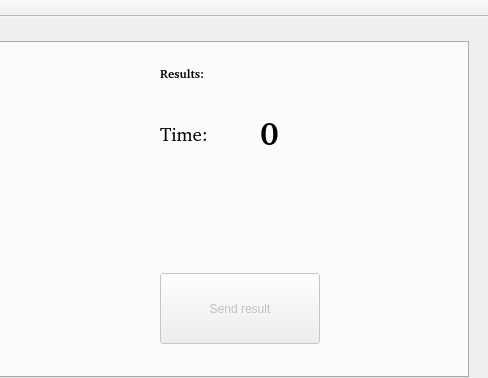
Above: Client/carmainwindow.ui from ArtemD/SpeedFreak before the change; both pictures show x 312 to 800 and y 0 to 378 of the 800 by 480 pixel window. Below: the same form after it.
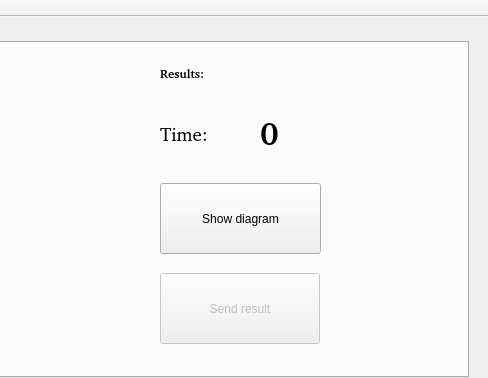
That is the form after the change. The open tabs and pages were chosen to show the change.

Commit message: Added feature which scales result diagrams speed axel right way concerning the choice which user has been selected in start tab. Also Show diagram -button added in measure tab which opens result diagram.

What changed in the file:
```diff
--- a/Client/carmainwindow.ui
+++ b/Client/carmainwindow.ui
@@ -446,6 +446,19 @@
        <string>0</string>
       </property>
      </widget>
+     <widget class="QPushButton" name="pushButtonShowResultDialog">
+      <property name="geometry">
+       <rect>
+        <x>470</x>
+        <y>140</y>
+        <width>161</width>
+        <height>71</height>
+       </rect>
+      </property>
+      <property name="text">
+       <string>Show diagram</string>
+      </property>
+     </widget>
     </widget>
     <widget class="QWidget" name="tab">
      <attribute name="title">
```
The commit also changes 5 other files.
